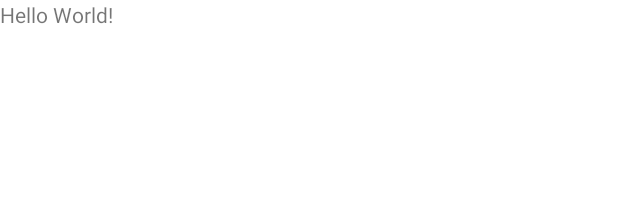
After one commit to adedwi1808/GeekGarden-Attendance-Android, an Android app: the layout activity_login.xml on its own in the app's theme, with its tools: preview values and no code run, on a phone screen of 412 x 824 dp. The commit adds this screen. Shown: the top 197 px of the screen. Run offline under Robolectric (Android 15) with nearby library versions, the phone set to English and light mode, and no system bars.

```diff
--- /dev/null
+++ b/app/src/main/res/layout/activity_login.xml
@@ -0,0 +1,18 @@
+<?xml version="1.0" encoding="utf-8"?>
+<RelativeLayout xmlns:android="http://schemas.android.com/apk/res/android"
+    xmlns:app="http://schemas.android.com/apk/res-auto"
+    xmlns:tools="http://schemas.android.com/tools"
+    android:layout_width="match_parent"
+    android:layout_height="match_parent"
+    tools:context=".MainActivity">
+
+    <TextView
+        android:layout_width="wrap_content"
+        android:layout_height="wrap_content"
+        android:text="Hello World!"
+        app:layout_constraintBottom_toBottomOf="parent"
+        app:layout_constraintEnd_toEndOf="parent"
+        app:layout_constraintStart_toStartOf="parent"
+        app:layout_constraintTop_toTopOf="parent" />
+
+</RelativeLayout>
--- /dev/null
+++ b/app/src/main/res/values-land/dimens.xml
@@ -0,0 +1,3 @@
+<resources>
+    <dimen name="fab_margin">48dp</dimen>
+</resources>
--- /dev/null
+++ b/app/src/main/res/values-w1240dp/dimens.xml
@@ -0,0 +1,3 @@
+<resources>
+    <dimen name="fab_margin">200dp</dimen>
+</resources>
--- /dev/null
+++ b/app/src/main/res/values-w600dp/dimens.xml
@@ -0,0 +1,3 @@
+<resources>
+    <dimen name="fab_margin">48dp</dimen>
+</resources>
--- a/app/src/main/res/values/dimens.xml
+++ b/app/src/main/res/values/dimens.xml
@@ -2,4 +2,5 @@
     <!-- Default screen margins, per the Android Design guidelines. -->
     <dimen name="activity_horizontal_margin">16dp</dimen>
     <dimen name="activity_vertical_margin">16dp</dimen>
+    <dimen name="fab_margin">16dp</dimen>
 </resources>
--- a/app/src/main/res/values/themes.xml
+++ b/app/src/main/res/values/themes.xml
@@ -13,4 +13,13 @@
         <item name="android:statusBarColor" tools:targetApi="l">?attr/colorPrimaryVariant</item>
         <!-- Customize your theme here. -->
     </style>
+
+    <style name="Theme.GeekGardenAttendance.NoActionBar">
+        <item name="windowActionBar">false</item>
+        <item name="windowNoTitle">true</item>
+    </style>
+
+    <style name="Theme.GeekGardenAttendance.AppBarOverlay" parent="ThemeOverlay.AppCompat.Dark.ActionBar" />
+
+    <style name="Theme.GeekGardenAttendance.PopupOverlay" parent="ThemeOverlay.AppCompat.Light" />
 </resources>
```
Also changed, not shown: app/src/main/AndroidManifest.xml (+10 -5 lines), app/src/main/java/com/example/geekgarden_attendance/NavigationActivity.kt (+10 -2 lines), app/src/main/java/com/example/geekgarden_attendance/ui/login/LoginActivity.kt (added, +12 -0 lines), app/src/main/java/com/example/geekgarden_attendance/util/Prefs.kt (added, +22 -0 lines), app/src/main/res/values/strings.xml (+9 -0 lines).
